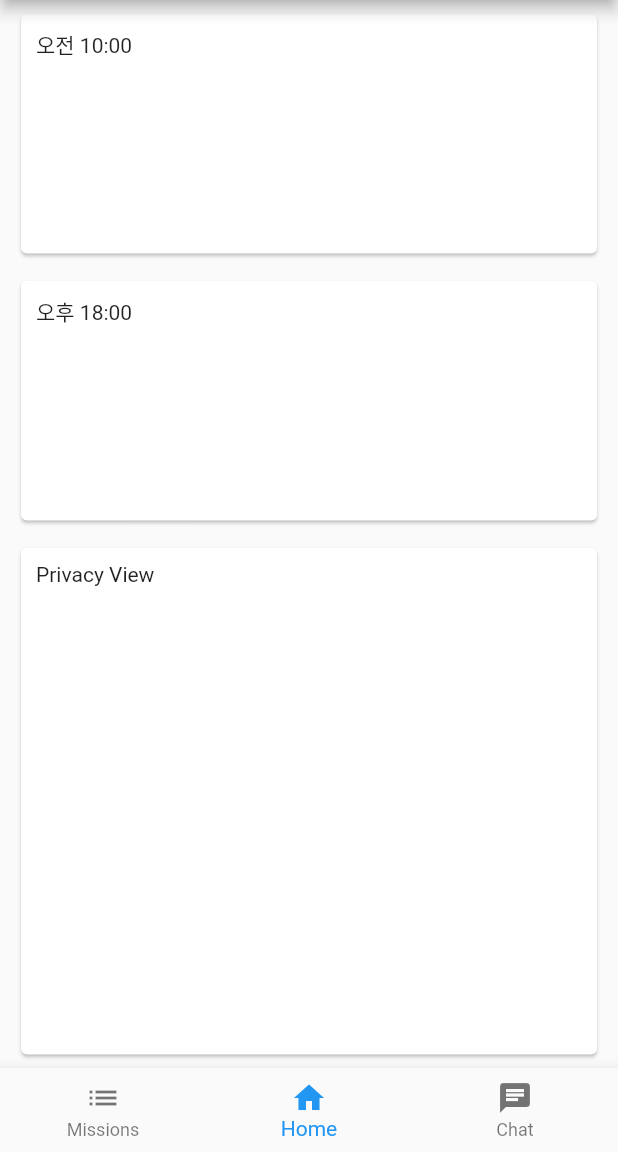
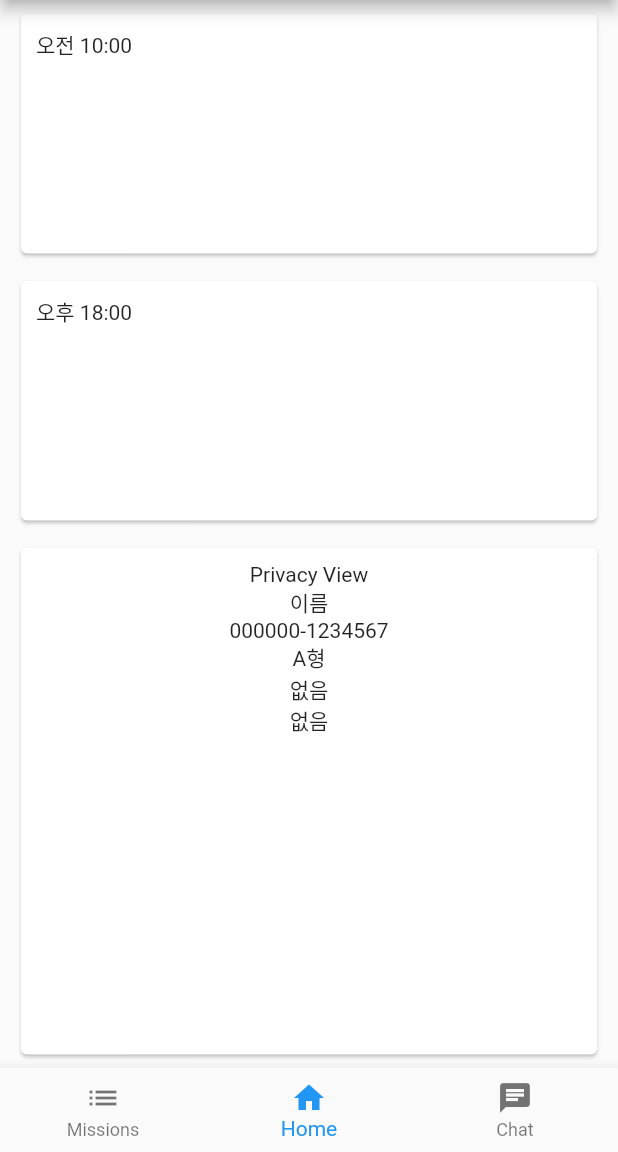
Before and after one commit to GDSC-CAU/Wiro-Flutter-App, a Flutter app: the screen it shows after launch, on a phone screen of 412 x 824 dp, the part 84-1236 px from its top. Run offline on Flutter 3.47's test engine with Material 2 defaults, Android fonts, the phone set to English and light mode, and no system bars.

Commit message:
Update Home.dart : Added Properties for Privacy Data

```diff
--- a/lib/pages/Home.dart
+++ b/lib/pages/Home.dart
@@ -71,18 +71,35 @@ class _PrivacyState extends State<HomePrivacy> {
     return Column(
       mainAxisSize: MainAxisSize.max,
       children: const [
-        Flexible(flex: 1, child: PrivacyCard())
+        Flexible(flex: 1, child: PrivacyCard(
+          privacyName: "이름",
+          privacyID: "000000-1234567",
+          privacyBlood: "A형",
+          privacyDisease: "없음",
+          privacyMedicine: "없음"
+        ))
       ],
     );
   }
 }
 
 class PrivacyCard extends StatelessWidget {
-  const PrivacyCard({Key? key}): super(key: key);
+  const PrivacyCard({Key? key,
+    required this.privacyName,
+    required this.privacyID,
+    required this.privacyBlood,
+    required this.privacyDisease,
+    required this.privacyMedicine}): super(key: key);
+
+  final String privacyBlood;
+  final String privacyDisease;
+  final String privacyID;
+  final String privacyName;
+  final String privacyMedicine;
 
   @override
   Widget build(BuildContext context) {
-    return const Padding(
+    return Padding(
         padding: EdgeInsets.fromLTRB(10.0, 5.0, 10.0, 5.0),
         child: Card(
             child: Padding(
@@ -90,7 +107,16 @@ class PrivacyCard extends StatelessWidget {
                 child: SizedBox(
                   height: double.infinity,
                   width: double.infinity,
-                  child: Text("Privacy View"),
+                  child: Column(
+                    children: [
+                      Text("Privacy View"),
+                      Text(privacyName),
+                      Text(privacyID),
+                      Text(privacyBlood),
+                      Text(privacyDisease),
+                      Text(privacyMedicine),
+                    ]
+                  ),
                 )
             )
         )
```
